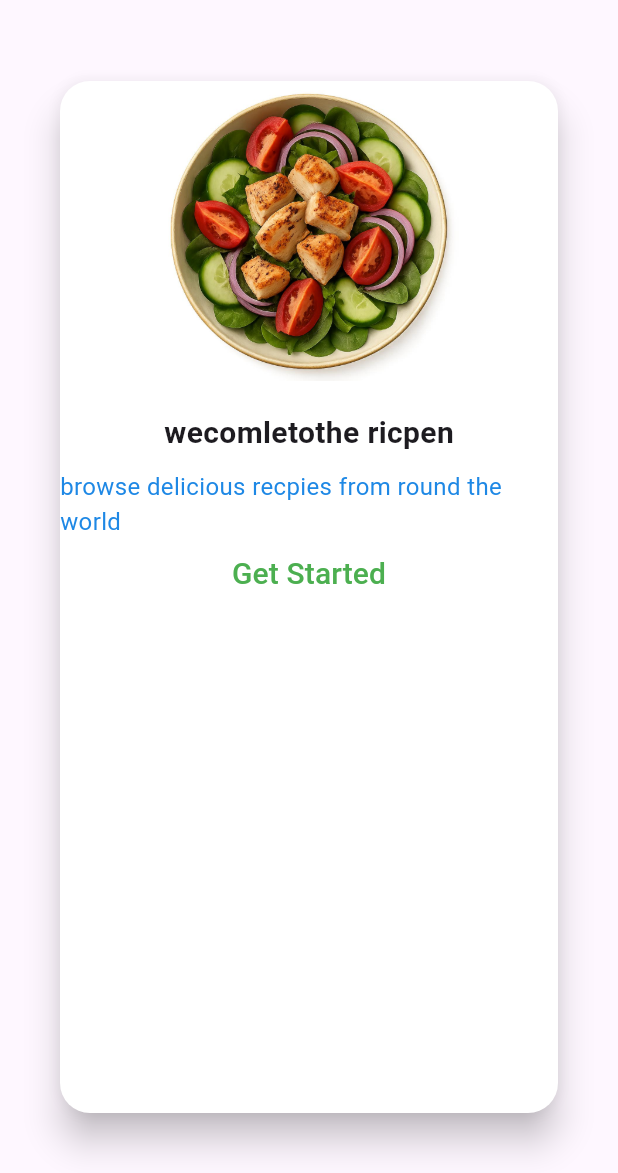
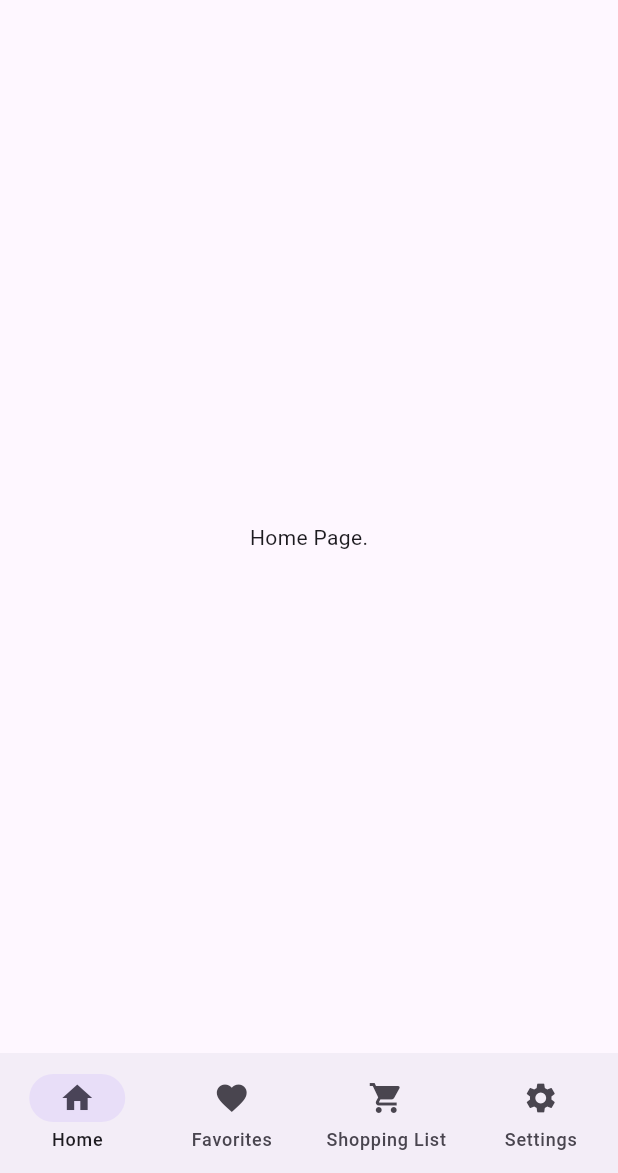
Before and after one commit to himankP/flutter, a Flutter app: the screen it shows after launch, on a phone screen of 412 x 824 dp, the part 63-1236 px from its top. Run offline on Flutter 3.47's test engine with Material 3 defaults, Android fonts, the phone set to English and light mode, and no system bars; missing offline and left inert: dart:js_interop.

Commit message:
Refactor Welcomescreen to improve layout and navigation; update MyApp to use Homescreen as the default view

```diff
--- a/lib/main.dart
+++ b/lib/main.dart
@@ -1,4 +1,5 @@
 import 'package:flutter/material.dart';
+import 'package:sample/screens/Homescreen.dart';
 import 'package:sample/screens/Welcomescreen.dart';
 
 void main(List<String> args) {
@@ -13,7 +14,7 @@ class MyApp extends StatelessWidget {
       title: 'Sample App',
       theme: ThemeData(primarySwatch: Colors.blue),
 
-      home: Scaffold(appBar: AppBar(title: const Text('Sample App Home Page')), body: Welcomescreen()),
+      home: Scaffold(appBar: AppBar(title: const Text('Sample App Home Page')), body: Homescreen()),
       // home: Scaffold(
       //   appBar: AppBar(title: const Text('Sample App Home Page')),
       //   body: const Center(child: Text('Welcome to the Sample App!')),
--- a/lib/screens/Homescreen.dart
+++ b/lib/screens/Homescreen.dart
@@ -1,10 +1,106 @@
+import 'package:flutter/material.dart';
 import 'package:flutter/widgets.dart';
 
-class Homescreen extends StatelessWidget {
+class Homescreen extends StatefulWidget {
   const Homescreen({super.key});
 
   @override
+  State<Homescreen> createState() => _HomescreenState();
+}
+
+class _HomescreenState extends State<Homescreen> {
+  int _selectedIndex = 0;
+  final List<Widget> _screens = [const HomePage(), const FavoritePage(), const ShoppingListPage(), const SettingPage()];
+  @override
   Widget build(BuildContext context) {
-    return Text("Welcome to the Home Screen");
+    return Scaffold(
+      body: _screens[_selectedIndex], // Display the first screen by default
+      bottomNavigationBar: NavigationBar(
+        labelBehavior: NavigationDestinationLabelBehavior.alwaysShow,
+        selectedIndex: _selectedIndex, // Default selected index
+        onDestinationSelected: (int index) {
+          setState(() {
+            _selectedIndex = index;
+          });
+        },
+        destinations: const <Widget>[
+          NavigationDestination(icon: Icon(Icons.home), label: 'Home'),
+          NavigationDestination(icon: Icon(Icons.favorite), label: 'Favorites'),
+          NavigationDestination(icon: Icon(Icons.shopping_cart), label: 'Shopping List'),
+          NavigationDestination(icon: Icon(Icons.settings), label: 'Settings'),
+        ],
+      ),
+    );
   }
 }
+
+class HomePage extends StatefulWidget {
+  const HomePage({super.key});
+
+  @override
+  State<HomePage> createState() => _HomePageState();
+}
+
+class _HomePageState extends State<HomePage> {
+  @override
+  void initState() {
+    // TODO: implement initState
+    super.initState();
+  }
+
+  @override
+  void deactivate() {
+    // TODO: implement deactivate
+    super.deactivate();
+  }
+
+  @override
+  void activate() {
+    // TODO: implement activate
+    super.activate();
+  }
+
+  @override
+  void dispose() {
+    // TODO: implement dispose
+    super.dispose();
+  }
+
+  @override
+  void didChangeDependencies() {
+    // TODO: implement didChangeDependencies
+    super.didChangeDependencies();
+  }
+
+  @override
+  Widget build(BuildContext context) {
+    return Center(child: Text('Home Page.'));
+  }
+}
+
+class FavoritePage extends StatelessWidget {
+  const FavoritePage({super.key});
+
+  @override
+  Widget build(BuildContext context) {
+    return Center(child: Text('Favorite Page'));
+  }
+}
+
+class ShoppingListPage extends StatelessWidget {
+  const ShoppingListPage({super.key});
+
+  @override
+  Widget build(BuildContext context) {
+    return Center(child: Text('Shopping List Page'));
+  }
+}
+
+class SettingPage extends StatelessWidget {
+  const SettingPage({super.key});
+
+  @override
+  Widget build(BuildContext context) {
+    return Center(child: Text('Setting Page'));
+  }
+}
--- a/lib/screens/Welcomescreen.dart
+++ b/lib/screens/Welcomescreen.dart
@@ -5,14 +5,14 @@ class Welcomescreen extends StatelessWidget {
   const Welcomescreen({super.key});
   @override
   Widget build(BuildContext context) {
-    return Padding(
-      padding: const EdgeInsets.all(20.0),
-      child: Center(
-        child: Card(
-          margin: const EdgeInsets.all(20),
-          color: Colors.white,
-          elevation: 10,
-          shape: RoundedRectangleBorder(borderRadius: BorderRadius.circular(20)),
+    return Center(
+      child: Card(
+        margin: const EdgeInsets.all(20),
+        color: Colors.white,
+        elevation: 10,
+        shape: RoundedRectangleBorder(borderRadius: BorderRadius.circular(20)),
+        child: Padding(
+          padding: const EdgeInsets.all(8.0),
           child: Column(
             children: [
               Image.asset("images/image3.jpeg", width: 200, height: 200, fit: BoxFit.cover),
@@ -26,6 +26,7 @@ class Welcomescreen extends StatelessWidget {
               ),
               TextButton(
                 onPressed: () {
+                  SizedBox(height: 20);
                   // Navigator.pushNamed(context, '/homescreen');
                   // Alternatively, you can use:
                   Navigator.push(context, MaterialPageRoute(builder: (context) => Homescreen()));
@@ -33,7 +34,6 @@ class Welcomescreen extends StatelessWidget {
 
                 child: Text("Get Started", style: TextStyle(fontSize: 20, color: Colors.green)),
               ),
-              SizedBox(height: 20),
             ],
           ),
         ),
```
